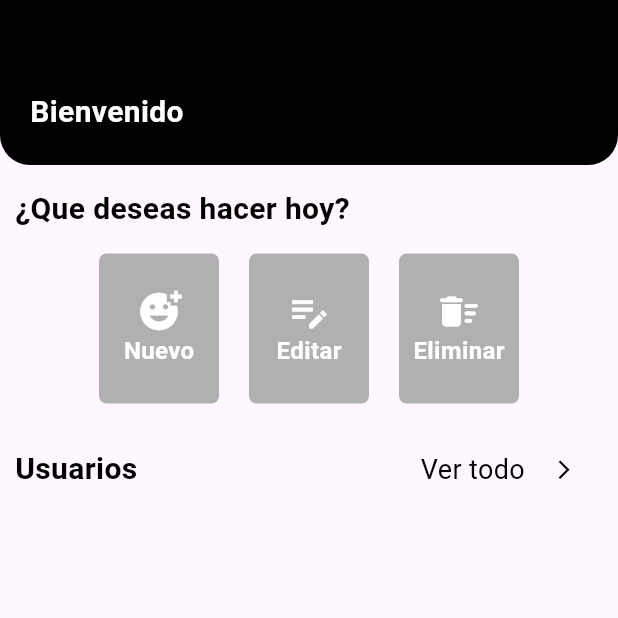
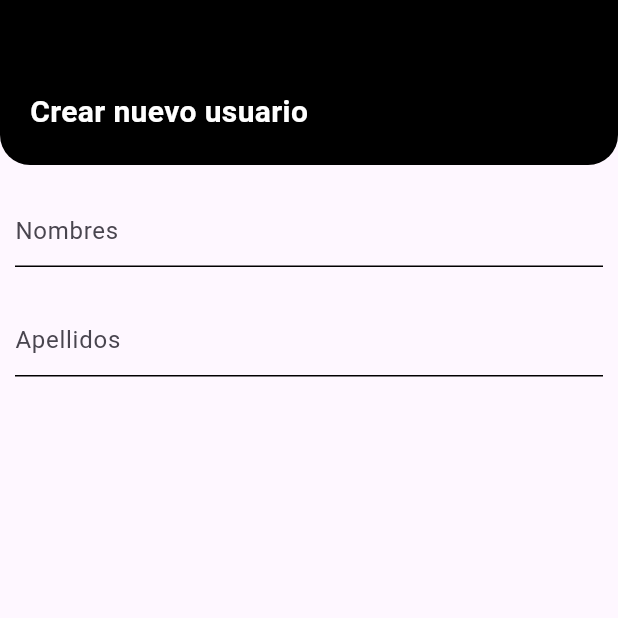
Before and after one commit to LuisEnriqueVigil/FlutterChallengeZeal, a Flutter app: the screen it shows after launch, after a tap on "Nuevo", on a phone screen of 412 x 824 dp, the top half of it. Run offline on Flutter 3.47's test engine with Material 3 defaults, Android fonts, the phone set to English and light mode, and no system bars; our stand-ins replace get; network calls fail.

Commit message:
return to devoloping test, implement interface add user and delete user

```diff
--- a/lib/presentation/common/binding/main_binding.dart
+++ b/lib/presentation/common/binding/main_binding.dart
@@ -1,5 +1,6 @@
 import 'package:challenge_app/presentation/pages/home/controller/home_controller.dart';
 import 'package:challenge_app/presentation/pages/list_user/controller/list_user_controller.dart';
+import 'package:challenge_app/presentation/pages/new_user/controller/new_user_controller.dart';
 import 'package:get/get.dart';
 
 class MainBinding extends Bindings{
@@ -7,5 +8,7 @@ class MainBinding extends Bindings{
   void dependencies(){
     Get.put(HomeController());
     Get.put(ListOfAllUserController());
+    Get.put(NewUserController());
+
   }
 }
--- a/lib/presentation/pages/home/pages/home_page.dart
+++ b/lib/presentation/pages/home/pages/home_page.dart
@@ -6,6 +6,7 @@ import 'package:challenge_app/presentation/pages/home/controller/home_controller
 import 'package:challenge_app/presentation/common/widgets/app_bar_widget.dart';
 import 'package:challenge_app/presentation/pages/home/widgets/button_option_on_home_widget.dart';
 import 'package:challenge_app/presentation/pages/home/widgets/row_title_button_home_widget.dart';
+import 'package:challenge_app/presentation/routes/app_routes.dart';
 import 'package:flutter/material.dart';
 import 'package:get/get.dart';
 
@@ -39,7 +40,9 @@ class HomePage extends GetWidget<HomeController> {
             children: [
               ButtonOptionOnHome(
                 iconData: Icons.add_reaction,
-                onTap: (){},
+                onTap: (){
+                  Get.toNamed(AppRoutes.addNewUser);
+                },
                 titleButton: "Nuevo",
               ),
               ButtonOptionOnHome(
--- /dev/null
+++ b/lib/presentation/pages/new_user/binding/binding_new_user.dart
@@ -0,0 +1,9 @@
+import 'package:challenge_app/presentation/pages/new_user/controller/new_user_controller.dart';
+import 'package:get/instance_manager.dart';
+
+class NewUserBinding extends Bindings {
+  @override
+  void dependencies() {
+    Get.put(() => NewUserController());
+  }
+}
--- /dev/null
+++ b/lib/presentation/pages/new_user/controller/new_user_controller.dart
@@ -0,0 +1,10 @@
+
+import 'package:challenge_app/domain/model/user_model.dart';
+import 'package:get/get.dart';
+
+class NewUserController extends GetxController{
+
+  UserModel newUserForCreate = UserModel();
+
+
+}
--- /dev/null
+++ b/lib/presentation/pages/new_user/pages/new_user_page.dart
@@ -0,0 +1,43 @@
+import 'package:challenge_app/presentation/common/Theme/colors_theme.dart';
+import 'package:challenge_app/presentation/common/widgets/app_bar_widget.dart';
+import 'package:challenge_app/presentation/pages/new_user/controller/new_user_controller.dart';
+import 'package:challenge_app/presentation/pages/new_user/widgets/input_create_new_user_widget.dart';
+import 'package:flutter/material.dart';
+import 'package:get/get.dart';
+
+class NewUserPage extends GetWidget<NewUserController> {
+  const NewUserPage({super.key});
+
+  @override
+  Widget build(BuildContext context) {
+    return Scaffold(
+      body: Column(
+        mainAxisAlignment: MainAxisAlignment.start,
+        crossAxisAlignment: CrossAxisAlignment.start,
+        children: [
+          const AppBarWidget(titleAppBar: "Crear nuevo usuario") ,
+          const SizedBox(height: 20.0),
+          InputCreatNewUserWidget(
+            hintext:"Nombres",
+            onChange: (String value){
+
+            },
+          ),
+          const SizedBox(height: 25.0),
+          InputCreatNewUserWidget(
+            hintext:"Apellidos",
+            onChange: (String value){
+
+            },
+          ),
+          const SizedBox(height: 20.0),
+          InkWell(
+            child: Container(
+
+            ),
+          )
+        ],
+      ),
+    );
+  }
+}
--- /dev/null
+++ b/lib/presentation/pages/new_user/widgets/input_create_new_user_widget.dart
@@ -0,0 +1,64 @@
+import 'package:challenge_app/presentation/common/Theme/colors_theme.dart';
+import 'package:flutter/material.dart';
+
+class InputCreatNewUserWidget extends StatelessWidget {
+  final String hintext;
+  final Function(String value) onChange;
+
+  const InputCreatNewUserWidget({
+    super.key,
+    required this.hintext,
+    required this.onChange,
+  });
+
+  @override
+  Widget build(BuildContext context) {
+    return Padding(
+      padding: const EdgeInsets.symmetric(horizontal: 10.0),
+      child: TextFormField(
+          //controller: _model.fieldEmailController,
+          autofocus: false,
+          keyboardType: TextInputType.name,
+          obscureText: false,
+          validator: (value) {
+            return ((value ?? "").length > 3)
+                ? null
+                : "EScribe al menos un caracter";
+          },
+          onChanged: onChange,
+          decoration:  InputDecoration(
+            hintText: hintext,
+            enabledBorder:const  UnderlineInputBorder(
+              borderSide: BorderSide(
+                color: ColorApp.colorPrincipalApp,
+                width: 1.0,
+              ),
+              borderRadius:   BorderRadius.only(
+                topLeft: Radius.circular(4.0),
+                topRight: Radius.circular(4.0),
+              ),
+            ),
+            focusedBorder:  const UnderlineInputBorder(
+              borderSide: BorderSide(
+                color: ColorApp.colorPrincipalApp,
+                width: 1.0,
+              ),
+              borderRadius:   BorderRadius.only(
+                topLeft: Radius.circular(4.0),
+                topRight: Radius.circular(4.0),
+              ),
+            ),
+            errorBorder: const  UnderlineInputBorder(
+              borderSide: BorderSide(
+                color: ColorApp.colorPrincipalApp,
+                width: 1.0,
+              ),
+              borderRadius:   BorderRadius.only(
+                topLeft: Radius.circular(4.0),
+                topRight: Radius.circular(4.0),
+              ),
+            ),
+          )),
+    );
+  }
+}
--- a/lib/presentation/routes/pages_routes.dart
+++ b/lib/presentation/routes/pages_routes.dart
@@ -2,6 +2,8 @@ import 'package:challenge_app/presentation/pages/home/binding/home_binding.dart'
 import 'package:challenge_app/presentation/pages/home/pages/home_page.dart';
 import 'package:challenge_app/presentation/pages/list_user/binding/binding_list_user.dart';
 import 'package:challenge_app/presentation/pages/list_user/pages/list_user_page.dart';
+import 'package:challenge_app/presentation/pages/new_user/binding/binding_new_user.dart';
+import 'package:challenge_app/presentation/pages/new_user/pages/new_user_page.dart';
 import 'package:challenge_app/presentation/routes/app_routes.dart';
 import 'package:get/get_navigation/src/routes/get_route.dart';
 
@@ -24,6 +26,11 @@ class PagesRoutes {
       name: AppRoutes.listUsers,
       page: () => const ListOfAllUserPage(),
       binding: ListAllOfUsersBinding(),
+    ),
+    GetPage(
+      name: AppRoutes.addNewUser,
+      page: () => const NewUserPage(),
+      binding: NewUserBinding(),
     )
    ];
 }
--- a/pubspec.yaml
+++ b/pubspec.yaml
@@ -19,7 +19,7 @@ publish_to: 'none' # Remove this line if you wish to publish to pub.dev
 version: 1.0.0+1
 
 environment:
-  sdk: '>=3.3.4 <4.0.0'
+  sdk: '>=3.2.3 <4.0.0'
 
 # Dependencies specify other packages that your package needs in order to work.
 # To automatically upgrade your package dependencies to the latest versions
```
Also changed, not shown: pubspec.lock.
